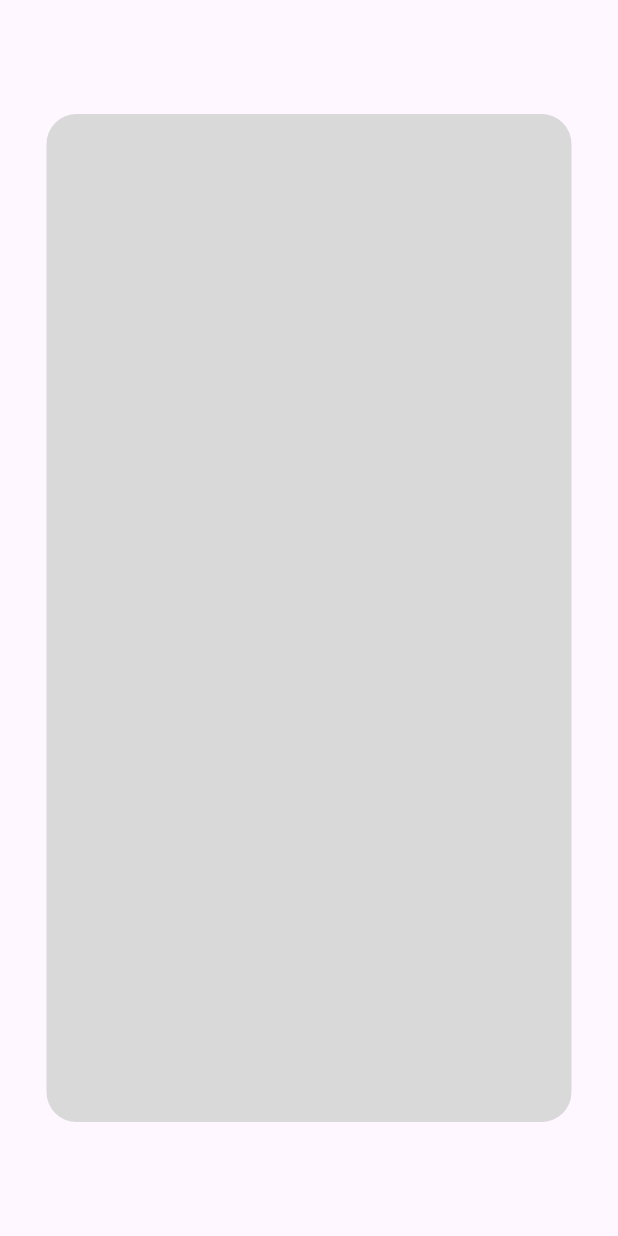
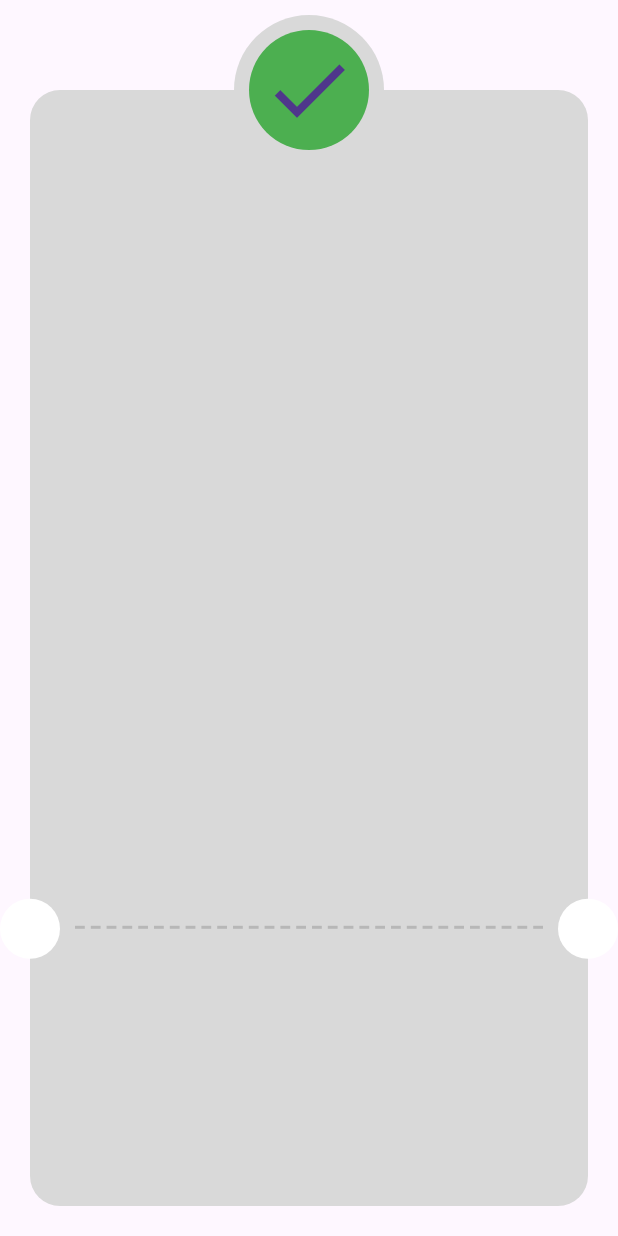
Before and after one commit to ykhaledw/payment, a Flutter app: the ThankYouView screen opened directly, on a phone screen of 412 x 824 dp. Run offline on Flutter 3.47's test engine with Material 3 defaults, Android fonts, the phone set to English and light mode, and no system bars; our stand-ins replace flutter_credit_card, flutter_svg.

Commit message:
add custom dashed line and refactor code

```diff
--- /dev/null
+++ b/lib/features/payment/presentation/views/widgets/custom_check_icon.dart
@@ -0,0 +1,29 @@
+
+import 'package:flutter/material.dart';
+
+class CustomCheckIcon extends StatelessWidget {
+  const CustomCheckIcon({
+    super.key,
+  });
+
+  @override
+  Widget build(BuildContext context) {
+    return const Positioned(
+      left: 0,
+      right: 0,
+      top: -50,
+      child: CircleAvatar(
+        radius: 50,
+        backgroundColor: Color(0xFFD9D9D9),
+        child: CircleAvatar(
+          radius: 40,
+          backgroundColor: Colors.green,
+          child: Icon(
+            Icons.check,
+            size: 64,
+          ),
+        ),
+      ),
+    );
+  }
+}
--- /dev/null
+++ b/lib/features/payment/presentation/views/widgets/custom_dashed_line.dart
@@ -0,0 +1,23 @@
+import 'package:flutter/material.dart';
+
+class CustomDashedLine extends StatelessWidget {
+  const CustomDashedLine({super.key});
+
+  @override
+  Widget build(BuildContext context) {
+    return Row(
+      children: List.generate(
+        30,
+        (index) => Expanded(
+          child: Padding(
+            padding: const EdgeInsets.symmetric(horizontal: 2),
+            child: Container(
+              color: const Color(0xFFB7B7B7),
+              height: 2,
+            ),
+          ),
+        ),
+      ),
+    );
+  }
+}
--- /dev/null
+++ b/lib/features/payment/presentation/views/widgets/thank_you_card.dart
@@ -0,0 +1,19 @@
+import 'package:flutter/material.dart';
+
+class ThankYouCard extends StatelessWidget {
+  const ThankYouCard({
+    super.key,
+  });
+
+  @override
+  Widget build(BuildContext context) {
+    return Container(
+      decoration: ShapeDecoration(
+        color: const Color(0xFFD9D9D9),
+        shape: RoundedRectangleBorder(
+          borderRadius: BorderRadius.circular(20),
+        ),
+      ),
+    );
+  }
+}
--- a/lib/features/payment/presentation/views/widgets/thank_you_view_body.dart
+++ b/lib/features/payment/presentation/views/widgets/thank_you_view_body.dart
@@ -1,25 +1,42 @@
 import 'package:flutter/material.dart';
+import 'package:payment/features/payment/presentation/views/widgets/custom_check_icon.dart';
+import 'package:payment/features/payment/presentation/views/widgets/custom_dashed_line.dart';
+import 'package:payment/features/payment/presentation/views/widgets/thank_you_card.dart';
 
 class ThankYouViewBody extends StatelessWidget {
   const ThankYouViewBody({super.key});
 
   @override
   Widget build(BuildContext context) {
-    return Stack(
-      children: [
-        Center(
-          child: Container(
-            width: 350,
-            height: 672,
-            decoration: ShapeDecoration(
-              color: Color(0xFFD9D9D9),
-              shape: RoundedRectangleBorder(
-                borderRadius: BorderRadius.circular(20),
-              ),
+    return Padding(
+      padding: const EdgeInsets.only(left: 20, right: 20, bottom: 20, top: 60),
+      child: Stack(
+        clipBehavior: Clip.none,
+        children: [
+          const ThankYouCard(),
+          const CustomCheckIcon(),
+          Positioned(
+            bottom: MediaQuery.of(context).size.height * 0.2,
+            left: -20,
+            child: const CircleAvatar(
+              backgroundColor: Colors.white,
             ),
           ),
-        )
-      ],
+          Positioned(
+            bottom: MediaQuery.of(context).size.height * 0.2,
+            right: -20,
+            child: const CircleAvatar(
+              backgroundColor: Colors.white,
+            ),
+          ),
+          Positioned(
+            bottom: MediaQuery.of(context).size.height * 0.2 + 20,
+            left: 20 + 8,
+            right: 20 + 8,
+            child: const CustomDashedLine(),
+          ),
+        ],
+      ),
     );
   }
 }
```
